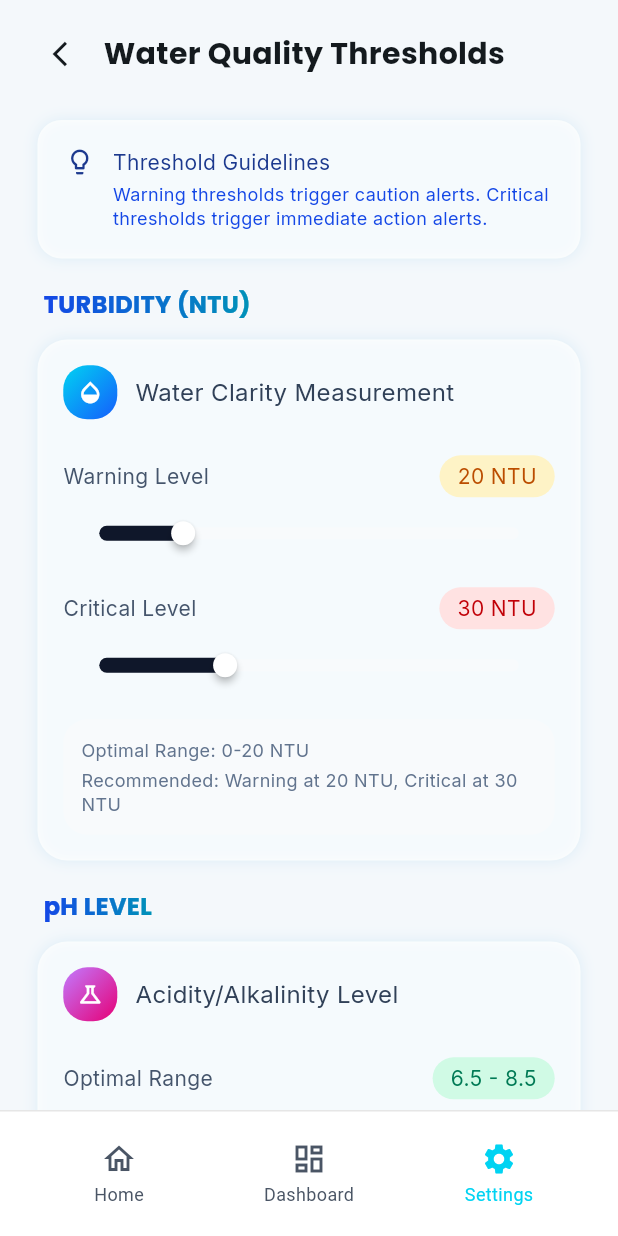
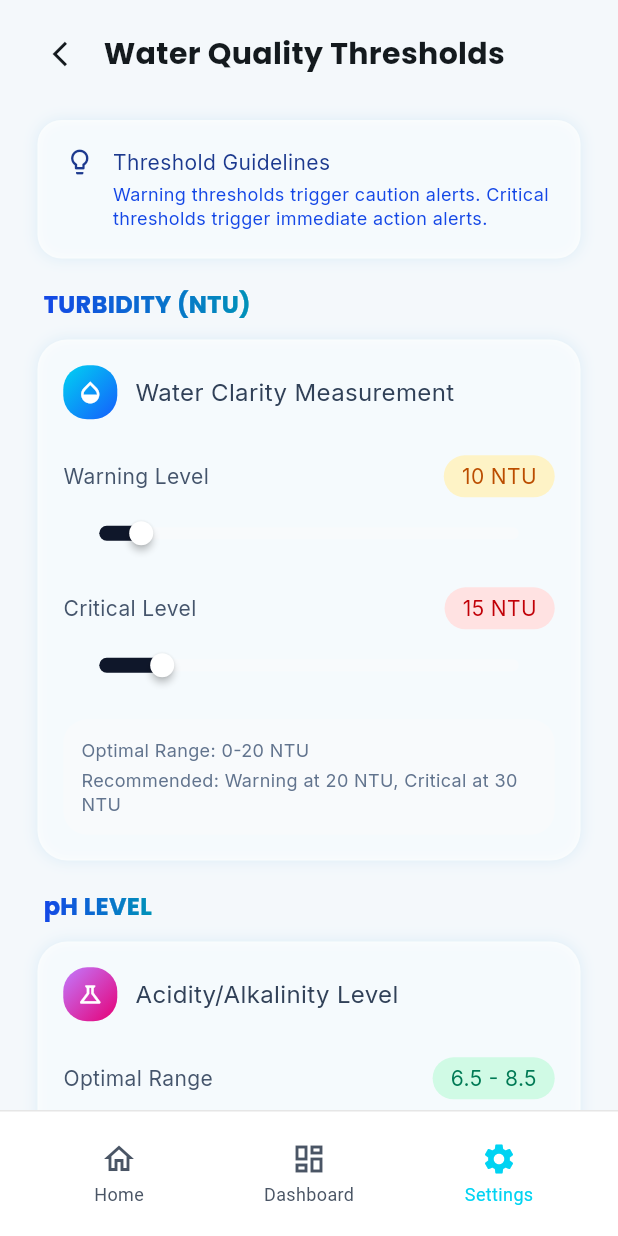
Before and after one commit to adrian-cali/agos, a Flutter app: the WaterQualityThresholdsScreen screen opened by its route, on a phone screen of 412 x 824 dp. Run offline on Flutter 3.47's test engine with Material 3 defaults, Android fonts, the phone set to English and light mode, and no system bars; our stand-ins replace cloud_firestore, firebase_auth, firebase_core, fl_chart, flutter_riverpod, flutter_svg and 1 more; accounts and stored records are empty; Roboto replaces fonts that are missing (Arial).

Commit message:
Settings: UserThresholds model, Firestore load/save, thresholds screen fully wired

```diff
--- a/agos_app/lib/data/services/firestore_service.dart
+++ b/agos_app/lib/data/services/firestore_service.dart
@@ -76,6 +76,55 @@ class UserProfile {
   }
 }
 
+// ─── User Thresholds ──────────────────────────────────────────────────────
+
+class UserThresholds {
+  final double turbidityMax;  // NTU — above this is warning/critical
+  final double phMin;         // pH below this is warning
+  final double phMax;         // pH above this is warning
+  final double tdsMax;        // ppm — above this is warning/critical
+  final double levelMin;      // % — below this is warning
+
+  const UserThresholds({
+    this.turbidityMax = 10.0,
+    this.phMin = 6.5,
+    this.phMax = 8.5,
+    this.tdsMax = 400.0,
+    this.levelMin = 20.0,
+  });
+
+  UserThresholds copyWith({
+    double? turbidityMax,
+    double? phMin,
+    double? phMax,
+    double? tdsMax,
+    double? levelMin,
+  }) =>
+      UserThresholds(
+        turbidityMax: turbidityMax ?? this.turbidityMax,
+        phMin: phMin ?? this.phMin,
+        phMax: phMax ?? this.phMax,
+        tdsMax: tdsMax ?? this.tdsMax,
+        levelMin: levelMin ?? this.levelMin,
+      );
+
+  Map<String, dynamic> toMap() => {
+        'turbidity_max': turbidityMax,
+        'ph_min': phMin,
+        'ph_max': phMax,
+        'tds_max': tdsMax,
+        'level_min': levelMin,
+      };
+
+  factory UserThresholds.fromMap(Map<String, dynamic> m) => UserThresholds(
+        turbidityMax: (m['turbidity_max'] ?? 10.0).toDouble(),
+        phMin: (m['ph_min'] ?? 6.5).toDouble(),
+        phMax: (m['ph_max'] ?? 8.5).toDouble(),
+        tdsMax: (m['tds_max'] ?? 400.0).toDouble(),
+        levelMin: (m['level_min'] ?? 20.0).toDouble(),
+      );
+}
+
 // ============= Service =============
 
 class FirestoreService {
@@ -149,6 +198,30 @@ class FirestoreService {
       },
     );
   }
+
+  /// Stream of user threshold settings.
+  Stream<UserThresholds> userThresholdsStream(String uid) {
+    return _db
+        .collection('users')
+        .doc(uid)
+        .collection('settings')
+        .doc('thresholds')
+        .snapshots()
+        .map((doc) {
+      if (!doc.exists || doc.data() == null) return const UserThresholds();
+      return UserThresholds.fromMap(doc.data()!);
+    });
+  }
+
+  /// Save user threshold settings.
+  Future<void> saveThresholds(String uid, UserThresholds t) {
+    return _db
+        .collection('users')
+        .doc(uid)
+        .collection('settings')
+        .doc('thresholds')
+        .set(t.toMap());
+  }
 }
 
 // ============= Providers =============
@@ -199,55 +272,68 @@ final userProfileProvider = StreamProvider<UserProfile?>((ref) {
   return service.userProfileStream(user.uid);
 });
 
+/// User threshold settings stream for the signed-in user.
+final userThresholdsProvider = StreamProvider<UserThresholds>((ref) {
+  final user = ref.watch(currentUserProvider);
+  if (user == null) return Stream.value(const UserThresholds());
+  final service = ref.watch(firestoreServiceProvider);
+  return service.userThresholdsStream(user.uid);
+});
+
 // ============= Alert helpers =============
 
 /// Converts recent SensorReadings into AlertItems based on threshold rules.
 /// This lets the notifications screen show historical alerts even when the
 /// WebSocket is offline or a fresh session just started.
-List<AlertItem> _alertsFromReadings(List<SensorReading> readings) {
+List<AlertItem> _alertsFromReadings(
+    List<SensorReading> readings, UserThresholds t) {
   final alerts = <AlertItem>[];
   for (final r in readings) {
     final id = '${r.deviceId}_${r.timestamp.millisecondsSinceEpoch}';
     final ts = r.timestamp.toIso8601String();
 
-    if (r.turbidity > 10) {
+    if (r.turbidity > t.turbidityMax) {
+      final criticalThreshold = t.turbidityMax * 1.5;
       alerts.add(AlertItem(
         id: '${id}_turbidity',
         type: 'water_quality',
         title: 'High Turbidity Detected',
         description:
-            'Turbidity is ${r.turbidity.toStringAsFixed(1)} NTU — exceeds 10 NTU limit.',
+            'Turbidity is ${r.turbidity.toStringAsFixed(1)} NTU — exceeds ${t.turbidityMax.toStringAsFixed(0)} NTU limit.',
         timestamp: ts,
-        severity: r.turbidity > 15 ? 'critical' : 'warning',
+        severity: r.turbidity > criticalThreshold ? 'critical' : 'warning',
       ));
     }
 
-    if (r.ph < 6.5 || r.ph > 8.5) {
-      final low = r.ph < 6.5;
+    if (r.ph < t.phMin || r.ph > t.phMax) {
+      final low = r.ph < t.phMin;
+      final criticalLow = t.phMin - 1.0;
+      final criticalHigh = t.phMax + 0.5;
       alerts.add(AlertItem(
         id: '${id}_ph',
         type: 'water_quality',
         title: low ? 'pH Too Low' : 'pH Too High',
         description:
-            'pH level is ${r.ph.toStringAsFixed(1)} — outside safe range 6.5–8.5.',
+            'pH level is ${r.ph.toStringAsFixed(1)} — outside safe range ${t.phMin}–${t.phMax}.',
         timestamp: ts,
-        severity: (r.ph < 5.5 || r.ph > 9.0) ? 'critical' : 'warning',
+        severity: (r.ph < criticalLow || r.ph > criticalHigh) ? 'critical' : 'warning',
       ));
     }
 
-    if (r.tds > 400) {
+    if (r.tds > t.tdsMax) {
+      final criticalThreshold = t.tdsMax * 1.125;
       alerts.add(AlertItem(
         id: '${id}_tds',
         type: 'water_quality',
         title: 'High TDS Detected',
         description:
-            'TDS is ${r.tds.toStringAsFixed(0)} ppm — exceeds 400 ppm limit.',
+            'TDS is ${r.tds.toStringAsFixed(0)} ppm — exceeds ${t.tdsMax.toStringAsFixed(0)} ppm limit.',
         timestamp: ts,
-        severity: r.tds > 450 ? 'critical' : 'warning',
+        severity: r.tds > criticalThreshold ? 'critical' : 'warning',
       ));
     }
 
-    if (r.level < 20) {
+    if (r.level < t.levelMin) {
       alerts.add(AlertItem(
         id: '${id}_level',
         type: 'system',
@@ -255,7 +341,7 @@ List<AlertItem> _alertsFromReadings(List<SensorReading> readings) {
         description:
             'Tank level is ${r.level.toStringAsFixed(0)}% — consider refilling.',
         timestamp: ts,
-        severity: r.level < 10 ? 'critical' : 'warning',
+        severity: r.level < (t.levelMin / 2) ? 'critical' : 'warning',
       ));
     }
 
@@ -283,11 +369,13 @@ String _fmtDt(DateTime dt) {
 }
 
 /// Stream of [AlertItem]s derived from the last 50 Firestore readings.
-/// deviceId defaults to 'esp32-sim-001'.
+/// Thresholds are loaded from the current user's settings.
 final firestoreAlertsProvider =
     StreamProvider.family<List<AlertItem>, String>((ref, deviceId) {
   final service = ref.watch(firestoreServiceProvider);
+  final thresholds = ref.watch(userThresholdsProvider).valueOrNull ??
+      const UserThresholds();
   return service
       .latestReadingsStream(deviceId, limit: 50)
-      .map(_alertsFromReadings);
+      .map((readings) => _alertsFromReadings(readings, thresholds));
 });
--- a/agos_app/lib/presentation/screens/settings/water_quality_thresholds_screen.dart
+++ b/agos_app/lib/presentation/screens/settings/water_quality_thresholds_screen.dart
@@ -1,46 +1,103 @@
 import 'package:flutter/material.dart';
+import 'package:flutter/scheduler.dart';
+import 'package:flutter_riverpod/flutter_riverpod.dart';
 import '../../widgets/bottom_nav_bar.dart';
 import '../../widgets/fade_slide_in.dart';
+import '../../../data/services/firestore_service.dart';
 
-class WaterQualityThresholdsScreen extends StatefulWidget {
+class WaterQualityThresholdsScreen extends ConsumerStatefulWidget {
   const WaterQualityThresholdsScreen({super.key});
 
   @override
-  State<WaterQualityThresholdsScreen> createState() =>
+  ConsumerState<WaterQualityThresholdsScreen> createState() =>
       _WaterQualityThresholdsScreenState();
 }
 
 class _WaterQualityThresholdsScreenState
-    extends State<WaterQualityThresholdsScreen> {
+    extends ConsumerState<WaterQualityThresholdsScreen> {
+  bool _initialised = false;
+  bool _saving = false;
+
   // Turbidity (NTU)
-  double _turbidityWarning = 20;
-  double _turbidityCritical = 30;
+  double _turbidityWarning = 10;
+  double _turbidityCritical = 15;
 
   // pH Level
   double _phMin = 6.5;
   double _phMax = 8.5;
-  double _phCriticalMin = 6.0;
+  double _phCriticalMin = 5.5;
   double _phCriticalMax = 9.0;
 
   // TDS (ppm)
-  double _tdsWarning = 500;
-  double _tdsCritical = 700;
+  double _tdsWarning = 400;
+  double _tdsCritical = 450;
+
+  // Tank level (%)
+  double _levelMin = 20;
+
+  void _applyThresholds(UserThresholds t) {
+    _turbidityWarning = t.turbidityMax;
+    _turbidityCritical = (t.turbidityMax * 1.5).clamp(0, 100);
+    _phMin = t.phMin;
+    _phMax = t.phMax;
+    _phCriticalMin = (t.phMin - 1.0).clamp(0, 14);
+    _phCriticalMax = (t.phMax + 0.5).clamp(0, 14);
+    _tdsWarning = t.tdsMax;
+    _tdsCritical = (t.tdsMax * 1.125).clamp(0, 1000);
+    _levelMin = t.levelMin;
+  }
 
   void _resetDefaults() {
     setState(() {
-      _turbidityWarning = 20;
-      _turbidityCritical = 30;
-      _phMin = 6.5;
-      _phMax = 8.5;
-      _phCriticalMin = 6.0;
-      _phCriticalMax = 9.0;
-      _tdsWarning = 500;
-      _tdsCritical = 700;
+      _applyThresholds(const UserThresholds());
     });
+  }
+
+  Future<void> _save() async {
+    final user = ref.read(currentUserProvider);
+    if (user == null) {
+      ScaffoldMessenger.of(context).showSnackBar(
+          const SnackBar(content: Text('Not signed in')));
+      return;
+    }
+    setState(() => _saving = true);
+    try {
+      await ref.read(firestoreServiceProvider).saveThresholds(
+            user.uid,
+            UserThresholds(
+              turbidityMax: _turbidityWarning,
+              phMin: _phMin,
+              phMax: _phMax,
+              tdsMax: _tdsWarning,
+              levelMin: _levelMin,
+            ),
+          );
+      if (mounted) {
+        ScaffoldMessenger.of(context).showSnackBar(
+            const SnackBar(content: Text('Thresholds saved.')));
+      }
+    } catch (e) {
+      if (mounted) {
+        ScaffoldMessenger.of(context)
+            .showSnackBar(SnackBar(content: Text('Error: $e')));
+      }
+    } finally {
+      if (mounted) setState(() => _saving = false);
+    }
   }
 
   @override
   Widget build(BuildContext context) {
+    // Load saved thresholds once when provider first emits
+    final savedAsync = ref.watch(userThresholdsProvider);
+    savedAsync.whenData((t) {
+      if (!_initialised) {
+        SchedulerBinding.instance.addPostFrameCallback((_) {
+          if (mounted) setState(() { _applyThresholds(t); _initialised = true; });
+        });
+      }
+    });
+
     return Scaffold(
       backgroundColor: const Color(0xFFF4F8FB),
       body: SafeArea(
@@ -229,6 +286,31 @@ class _WaterQualityThresholdsScreenState
                         ),
                       ],
                     ),
+                    const SizedBox(height: 19),
+                    _buildSectionHeader('TANK LEVEL (%)'),
+                    const SizedBox(height: 12),
+                    _buildParameterCard(
+                      iconGradient: const [Color(0xFF00D3F2), Color(0xFF0AA1DD)],
+                      iconData: Icons.water_drop_outlined,
+                      title: 'Minimum Tank Level',
+                      children: [
+                        _buildSliderRow(
+                          label: 'Alert Below',
+                          value: _levelMin,
+                          badge: '${_levelMin.round()}%',
+                          badgeBg: const Color(0xFFFEF3C6),
+                          badgeFg: const Color(0xFFBB4D00),
+                          min: 0,
+                          max: 100,
+                          onChanged: (v) => setState(() => _levelMin = v),
+                        ),
+                        const SizedBox(height: 12),
+                        _buildHintBox(
+                          'Optimal: Keep tank above 20%',
+                          'Recommended: Alert when level drops below 20%',
+                        ),
+                      ],
+                    ),
                     const SizedBox(height: 24),
                     // Action buttons
                     Row(
@@ -262,26 +344,26 @@ class _WaterQualityThresholdsScreenState
                         const SizedBox(width: 19),
                         Expanded(
                           child: GestureDetector(
-                            onTap: () {
-                              ScaffoldMessenger.of(context).showSnackBar(
-                                const SnackBar(
-                                    content:
-                                        Text('Thresholds saved.')),
-                              );
-                            },
+                            onTap: _saving ? null : _save,
                             child: Container(
                               height: 36,
                               decoration: BoxDecoration(
                                 borderRadius: BorderRadius.circular(14),
-                                gradient: const LinearGradient(
-                                  colors: [
-                                    Color(0xFF00B8DB),
-                                    Color(0xFF155DFC)
-                                  ],
+                                gradient: LinearGradient(
+                                  colors: _saving
+                                      ? [Colors.grey.shade400, Colors.grey.shade400]
+                                      : const [Color(0xFF00B8DB), Color(0xFF155DFC)],
                                 ),
                               ),
-                              child: const Center(
-                                child: Text(
+                              child: Center(
+                                child: _saving
+                                    ? const SizedBox(
+                                        width: 18,
+                                        height: 18,
+                                        child: CircularProgressIndicator(
+                                            strokeWidth: 2,
+                                            color: Colors.white))
+                                    : const Text(
                                         'Save Changes',
                                         style: TextStyle(
                                           fontFamily: 'Inter',
```
Lines whose indentation alone changed are shown as unchanged.
